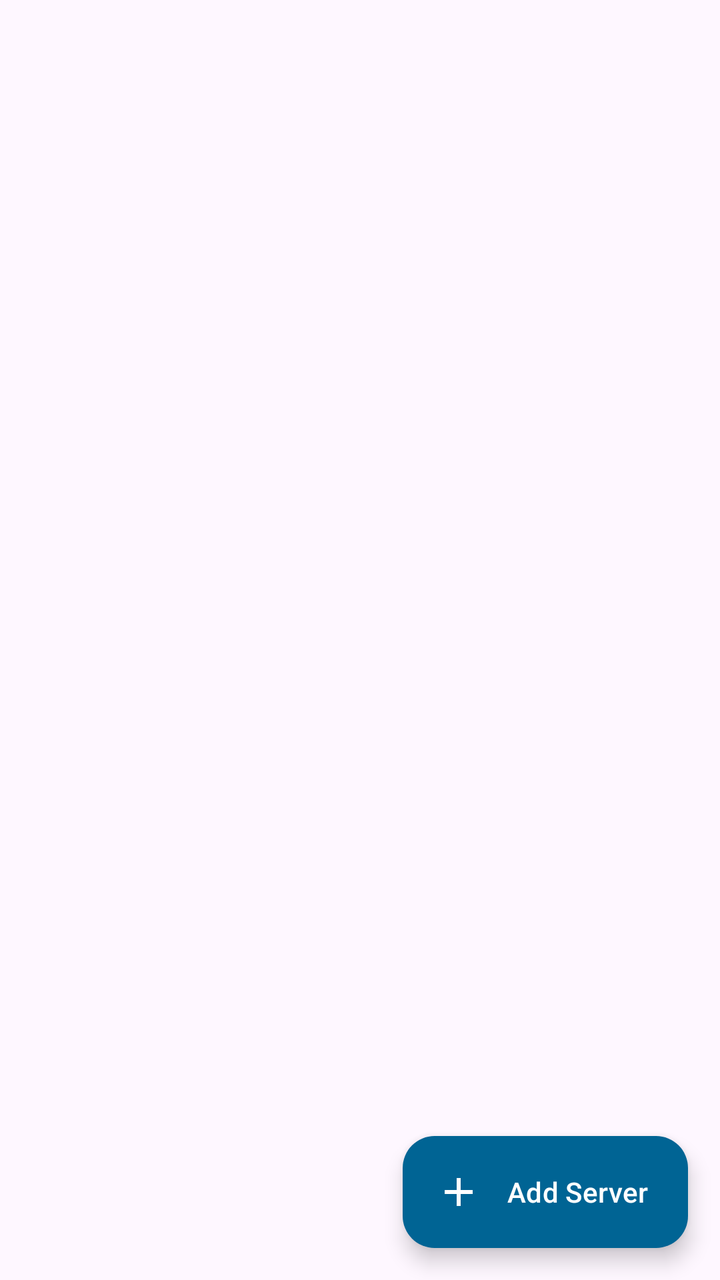
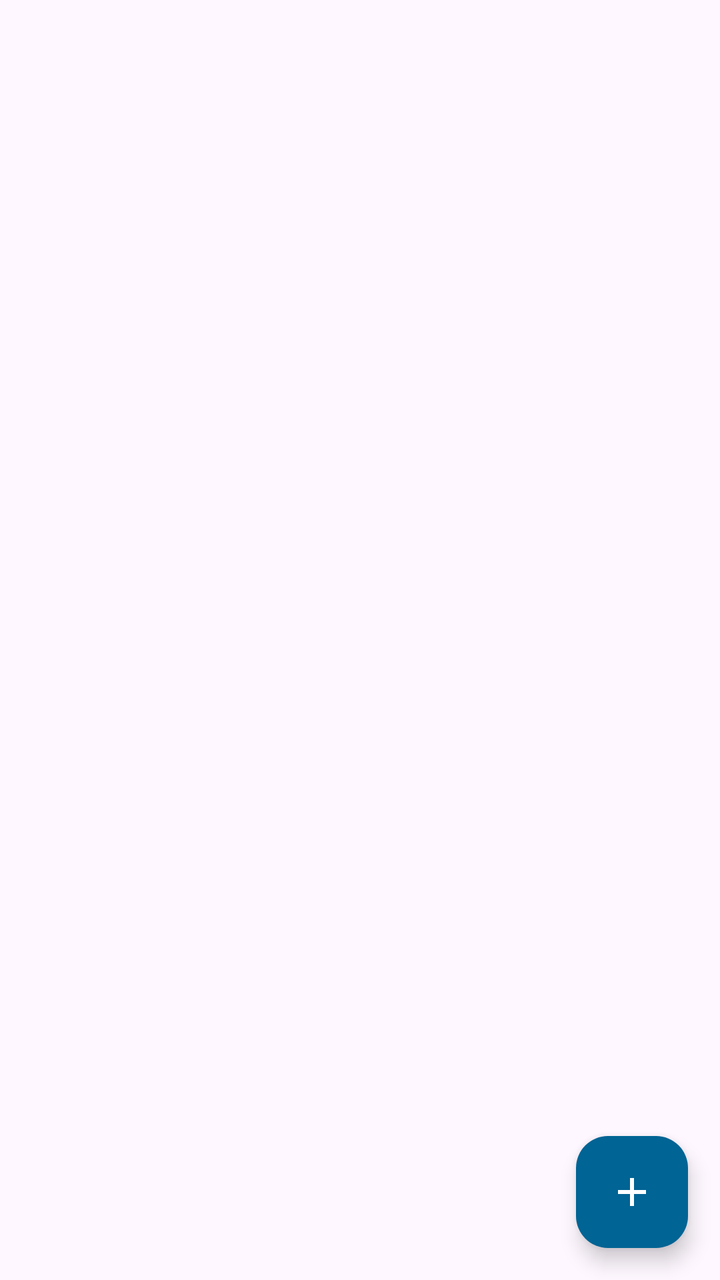

Screens rendered from an Android XML layout before and after an edit, with the pre-edit source and the edit as a unified diff.
<!-- AndroidManifest.xml: application theme Theme.SSHRemoteExec -->
<!-- res/layout/fragment_servers.xml -->
<?xml version="1.0" encoding="utf-8"?>
<androidx.coordinatorlayout.widget.CoordinatorLayout xmlns:android="http://schemas.android.com/apk/res/android"
    xmlns:app="http://schemas.android.com/apk/res-auto"
    android:layout_width="match_parent"
    android:layout_height="match_parent">

    <LinearLayout
        android:layout_width="match_parent"
        android:layout_height="match_parent"
        android:orientation="vertical">

        <HorizontalScrollView
            android:id="@+id/scroll_packages"
            android:layout_width="match_parent"
            android:layout_height="wrap_content"
            android:scrollbars="none"
            android:overScrollMode="never"
            android:paddingStart="12dp"
            android:paddingEnd="12dp"
            android:paddingTop="8dp"
            android:paddingBottom="4dp">

            <com.google.android.material.chip.ChipGroup
                android:id="@+id/chip_group_packages"
                android:layout_width="wrap_content"
                android:layout_height="wrap_content"
                app:singleLine="true"
                app:singleSelection="true"
                app:selectionRequired="true" />
        </HorizontalScrollView>

        <FrameLayout
            android:layout_width="match_parent"
            android:layout_height="0dp"
            android:layout_weight="1">

            <TextView
                android:id="@+id/tv_empty"
                android:layout_width="match_parent"
                android:layout_height="match_parent"
                android:gravity="center"
                android:padding="32dp"
                android:text="@string/empty_servers"
                android:textColor="@color/text_secondary"
                android:textSize="15sp"
                android:visibility="gone" />

            <androidx.recyclerview.widget.RecyclerView
                android:id="@+id/recycler_servers"
                android:layout_width="match_parent"
                android:layout_height="match_parent"
                android:clipToPadding="false"
                android:paddingStart="8dp"
                android:paddingEnd="8dp"
                android:paddingTop="4dp"
                android:paddingBottom="96dp" />
        </FrameLayout>
    </LinearLayout>

    <com.google.android.material.floatingactionbutton.ExtendedFloatingActionButton
        android:id="@+id/fab_add_server"
        android:layout_width="wrap_content"
        android:layout_height="wrap_content"
        android:layout_gravity="bottom|end"
        android:layout_margin="16dp"
        android:text="@string/btn_add_server"
        app:icon="@drawable/ic_add"
        app:backgroundTint="?attr/colorPrimary"
        android:textColor="?attr/colorOnPrimary"
        app:iconTint="?attr/colorOnPrimary" />

</androidx.coordinatorlayout.widget.CoordinatorLayout>
<!-- resources referenced by this layout -->
<resources>
  <color name="text_secondary">#607D8B</color>
  <!-- drawable ic_add (drawable) -->
  <vector xmlns:android="http://schemas.android.com/apk/res/android"
      android:width="24dp"
      android:height="24dp"
      android:viewportWidth="24"
      android:viewportHeight="24">
    <path
        android:fillColor="#FF000000"
        android:pathData="M19,13h-6v6h-2v-6H5v-2h6V5h2v6h6v2z"/>
  </vector>
  <string name="btn_add_server">Add Server</string>
  <string name="empty_servers">No servers yet. Click + to add one.</string>
  <style name="Theme.SSHRemoteExec" parent="Theme.Material3.DayNight.NoActionBar">
          <item name="colorPrimary">@color/primary</item>
          <item name="colorOnPrimary">@color/on_primary</item>
          <item name="colorPrimaryContainer">@color/primary_container</item>
          <item name="colorOnPrimaryContainer">@color/on_primary_container</item>
  
          <item name="colorSecondary">@color/secondary</item>
          <item name="colorOnSecondary">@color/on_secondary</item>
          <item name="colorSecondaryContainer">@color/secondary_container</item>
          <item name="colorOnSecondaryContainer">@color/on_secondary_container</item>
  
          
          <item name="android:statusBarColor">@color/primary</item>
          <item name="android:windowLightStatusBar">false</item>
      </style>
  <color name="primary">#006494</color>
  <color name="on_primary">#FFFFFF</color>
  <color name="primary_container">#CCE5FF</color>
  <color name="on_primary_container">#001D31</color>
  <color name="secondary">#00A896</color>
  <color name="on_secondary">#FFFFFF</color>
  <color name="secondary_container">#A3EADE</color>
  <color name="on_secondary_container">#00201C</color>
</resources>

<!-- the commit's change to res/layout/fragment_servers.xml (unified diff, before → after) -->
@@ -15,6 +15,7 @@
             android:layout_height="wrap_content"
             android:scrollbars="none"
             android:overScrollMode="never"
+            android:clipToPadding="false"
             android:paddingStart="12dp"
             android:paddingEnd="12dp"
             android:paddingTop="8dp"
@@ -57,16 +58,15 @@
         </FrameLayout>
     </LinearLayout>
 
-    <com.google.android.material.floatingactionbutton.ExtendedFloatingActionButton
+    <com.google.android.material.floatingactionbutton.FloatingActionButton
         android:id="@+id/fab_add_server"
         android:layout_width="wrap_content"
         android:layout_height="wrap_content"
         android:layout_gravity="bottom|end"
         android:layout_margin="16dp"
-        android:text="@string/btn_add_server"
-        app:icon="@drawable/ic_add"
+        android:contentDescription="@string/btn_add_server"
+        android:src="@drawable/ic_add"
         app:backgroundTint="?attr/colorPrimary"
-        android:textColor="?attr/colorOnPrimary"
-        app:iconTint="?attr/colorOnPrimary" />
+        app:tint="?attr/colorOnPrimary" />
 
 </androidx.coordinatorlayout.widget.CoordinatorLayout>
